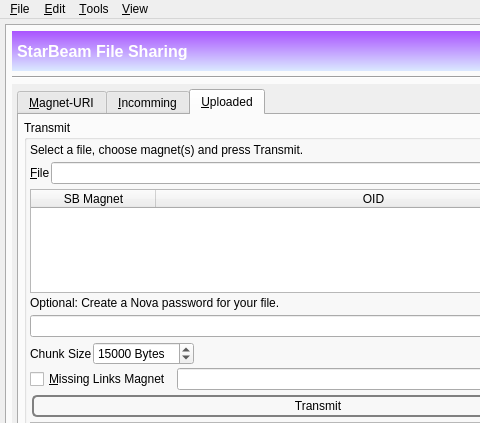
Qt form branches/trunk/GoldBug-UI/spot-on-controlcenter.ui (textbrowser/spot-on) before a commit; both pictures show x 0 to 480 and y 0 to 423 of the 660 by 800 pixel window.
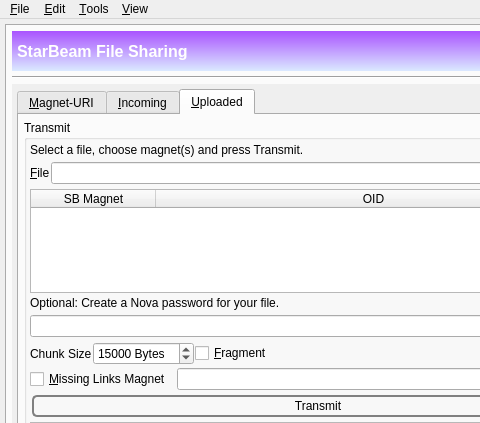
The same form after that commit. The open tabs and pages were chosen to show the change. Icons and pictures are not drawn. Custom widgets are drawn as their Qt base class.

Commit message: New widget. Spelling.

```diff
--- a/branches/trunk/GoldBug-UI/spot-on-controlcenter.ui
+++ b/branches/trunk/GoldBug-UI/spot-on-controlcenter.ui
@@ -7785,7 +7785,7 @@
             <rect>
              <x>0</x>
              <y>0</y>
-             <width>430</width>
+             <width>556</width>
              <height>771</height>
             </rect>
            </property>
@@ -8285,7 +8285,7 @@
                  <normaloff>:/nuvola/down.png</normaloff>:/nuvola/down.png</iconset>
                </attribute>
                <attribute name="title">
-                <string>&amp;Incomming</string>
+                <string>&amp;Incoming</string>
                </attribute>
                <layout class="QVBoxLayout" name="verticalLayout_44">
                 <property name="spacing">
@@ -8715,6 +8715,13 @@
                        </property>
                       </widget>
                      </item>
+                     <item>
+                      <widget class="QCheckBox" name="fragment_starbeam">
+                       <property name="text">
+                        <string>&amp;Fragment</string>
+                       </property>
+                      </widget>
+                     </item>
                      <item>
                       <spacer name="horizontalSpacer_8">
                        <property name="orientation">
```
Left out of the diff: 665 changed lines with no effect on the pictures.
